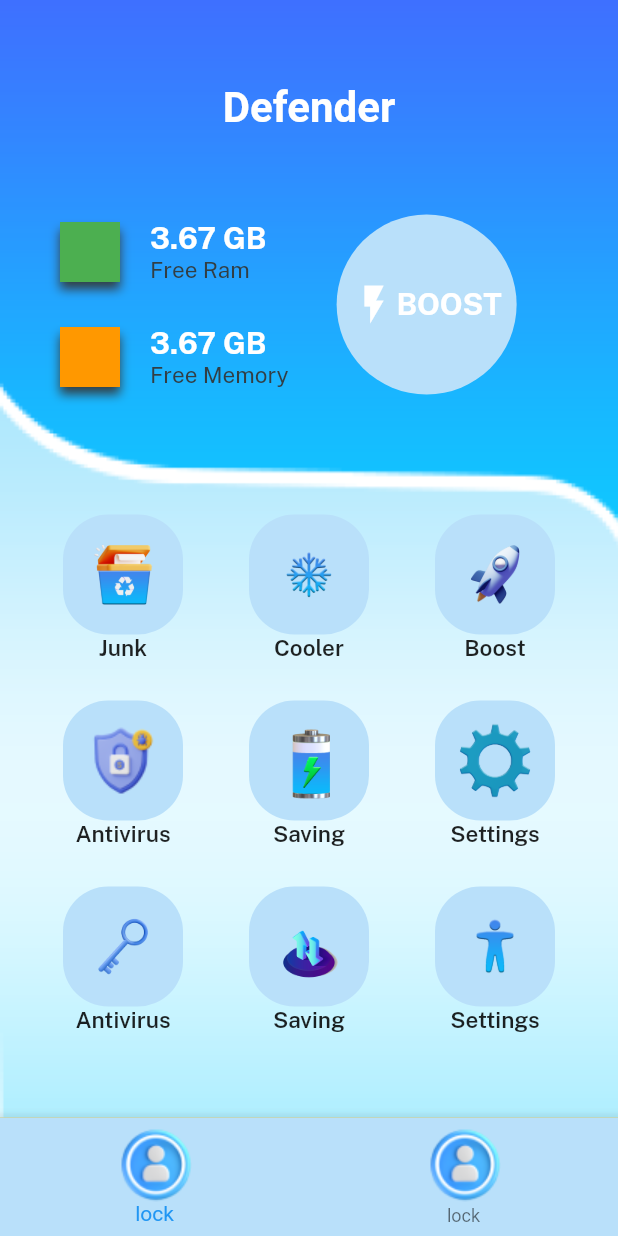
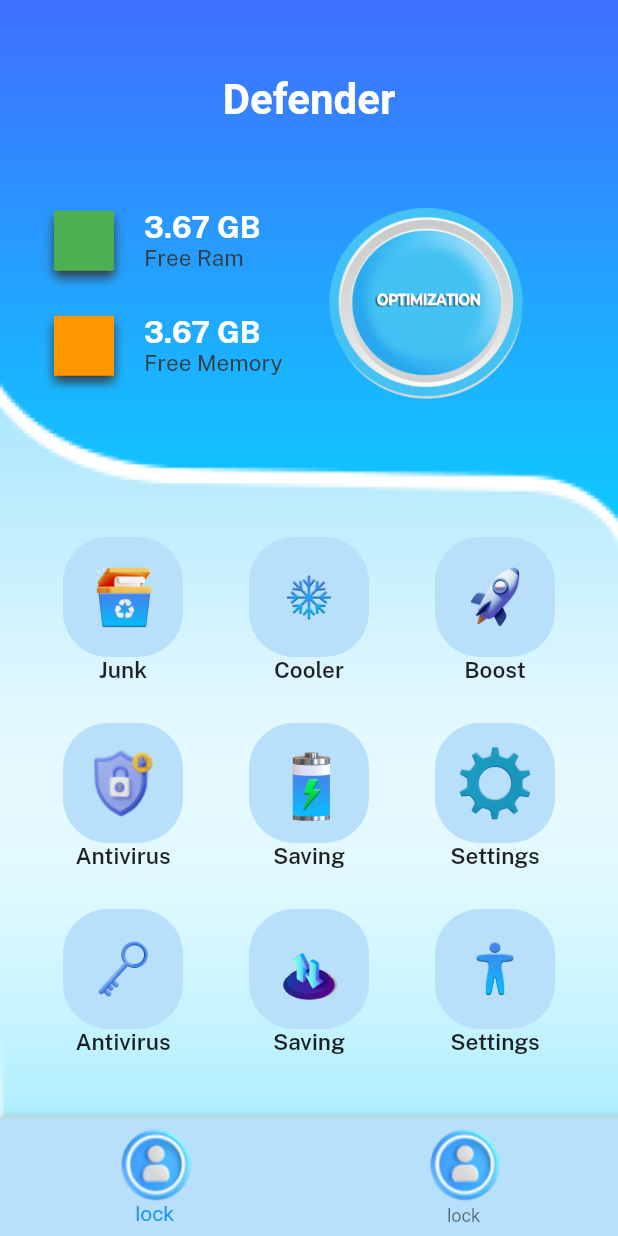
Before and after one commit to TriBhaskar/Flutter-defender, a Flutter app: the screen it shows after launch, on a phone screen of 412 x 824 dp. Run offline on Flutter 3.47's test engine with Material 2 defaults, Android fonts, the phone set to English and light mode, and no system bars; our stand-ins replace circular_countdown_timer, get; missing offline and left inert: material.

Commit message:
done with dashboard and done optimising

```diff
--- a/lib/consts/colors.dart
+++ b/lib/consts/colors.dart
@@ -16,5 +16,6 @@ const decoratedBox = BoxDecoration(
 const white = Colors.white;
 const orange = Colors.orange;
 const green = Colors.green;
+const lgreen = Color.fromARGB(255, 138, 236, 142);
 const gblue = Color.fromARGB(255, 50, 62, 68);
 const lblue = Color.fromARGB(255, 185, 224, 250);
--- a/lib/views/dashboard_screens/components/boost_button.dart
+++ b/lib/views/dashboard_screens/components/boost_button.dart
@@ -1,4 +1,8 @@
+import 'dart:async';
+
+import 'package:circular_countdown_timer/circular_countdown_timer.dart';
 import 'package:defender/consts/colors.dart';
+import 'package:defender/consts/images.dart';
 import 'package:defender/consts/styles.dart';
 import 'package:flutter/material.dart';
 import 'package:flutter/src/widgets/framework.dart';
@@ -11,46 +15,190 @@ class BoostButton extends StatefulWidget {
   State<BoostButton> createState() => _BoostButtonState();
 }
 
-class _BoostButtonState extends State<BoostButton> {
-   bool _isBoosted = false;
+class _BoostButtonState extends State<BoostButton> with TickerProviderStateMixin {
+  //  bool _isBoosted = false;
+// CountDownController _controller = CountDownController();
+// bool _isPause = false;
+  late Timer _timer;
+  double _value = 0;
+  @override
+  void initState() {
+    super.initState();
+    _startTimer();
+  }
+
+    void _startTimer() {
+    if (mounted) {
+      _timer = Timer.periodic(const Duration(milliseconds: 60), (Timer timer) {
+        _incrementPointerValue();
+      });
+    }
+  }
+
+    void _incrementPointerValue() {
+    setState(
+      () {
+        if (_value == 100) {
+          _timer.cancel();
+          Future<dynamic>.delayed(const Duration(milliseconds: 6000));
+          _startTimer();
+        } else {
+          _value++;
+        }
+      },
+    );
+  }
+
    @override
   Widget build(BuildContext context) {
-    return GestureDetector(
+    return Stack(
+      // ignore: prefer_const_literals_to_create_immutables
+      children: [
+        Padding(
+          padding: const EdgeInsets.only(top: 20),
+          child: Center(
+            child: Transform.scale(
+              scale: 1.2,
+              child: boostbutton(),
+            ),
+          ),
+        ),
+      ],
+    );
+  }
+  _Boostbutton boostbutton() => const _Boostbutton();
+  }
 
-      onTap: (){
+  _Boostbutton Boostbutton() => const _Boostbutton();
+
+  class _Boostbutton extends StatefulWidget {
+  const _Boostbutton({
+    Key? key,
+  }) : super(key: key);
+
+  @override
+  State<_Boostbutton> createState() => _BoostbuttonState();
+}
+
+class _BoostbuttonState extends State<_Boostbutton>
+    with TickerProviderStateMixin {
+  // CountDownController _controller = CountDownController();
+  // bool _isPause = false;
+  late Timer _timer;
+  double _value = 0;
+  int _state = 0;
+  @override
+  void initState() {
+    super.initState();
+    _startTimer();
+  }
+
+  //new
+
+    void _startTimer() {
+    if (mounted) {
+      _timer = Timer.periodic(const Duration(milliseconds: 60), (Timer timer) {
+        _incrementPointerValue();
+      });
+    }
+  }
+
+  void _incrementPointerValue() {
+    setState(
+      () {
+        if (_value == 100) {
+          _timer.cancel();
+          Future<dynamic>.delayed(const Duration(milliseconds: 6000));
+          _startTimer();
+        } else {
+          _value++;
+        }
+      },
+    );
+  }
+
+  @override
+  Widget build(BuildContext context) {
+    return Center(
+      // ignore: unnecessary_new
+      child: new Column(
+        mainAxisAlignment: MainAxisAlignment.center,
+        children: <Widget>[
+          // ignore: unnecessary_new
+          new Padding(
+            padding: const EdgeInsets.all(8.0),
+            child: TextButton(
+              child: setUpButtonChild(),
+              onPressed: () {
                 setState(() {
-          _isBoosted = !_isBoosted;
+                  if (_state == 0) {
+                    animateButton();
+                  }
                 });
               },
-      child: AnimatedContainer(
-        duration: const Duration(microseconds: 400),
-        width: 120,
-        height: 120,
-        decoration: BoxDecoration(
-          color: _isBoosted ? orange : lblue,
-          borderRadius: BorderRadius.circular(100)
-        ),
-
-        child: Row(
-          mainAxisAlignment: MainAxisAlignment.center,
-          children: const [
-            Icon(
-              Icons.flash_on,
-              color: Colors.white,
-              size: 30,
-            ),
-
-            Text(
-              'BOOST',
-              style: TextStyle(
-                color: Colors.white,
-                fontFamily: bold,
-                fontSize: 20
             ),
           )
         ],
       ),
+    );
+  }
+
+  Widget setUpButtonChild() {
+    if (_state == 0) {
+      return Padding(
+        padding: const EdgeInsets.only(top: 5),
+        child: SizedBox(
+            height: 120,
+            width: 120,
+            child: Image.asset(optimizationImg)),
+      );
+    } else if (_state == 1) {
+      return const SizedBox(
+        height: 100,
+        width: 100,
+        // color: Color.fromARGB(200, 154, 197, 162),
+        child: CircularProgressIndicator(
+          strokeWidth: 10,
+          valueColor: AlwaysStoppedAnimation<Color>(
+            Color.fromARGB(255, 140, 112, 190),
           ),
+        ),
+      );
+    } else {
+      return Stack(
+        // ignore: prefer_const_literals_to_create_immutables
+        children: [
+          const Center(
+            child: Icon(
+              Icons.check_circle_outlined,
+              color: lgreen,
+              size: 100,
+            ),
+          ),
+          // const Padding(
+          //   padding: EdgeInsets.only(top: 5),
+          //   child: Text(
+          //     'Optimized',
+          //     style: TextStyle(
+          //         fontSize: 30,
+          //         fontWeight: FontWeight.bold,
+          //         color: Colors.black),
+          //   ),
+          // )
+        ],
       );
     }
   }
+
+  void animateButton() {
+    setState(() {
+      _state = 1;
+    });
+
+    Timer(const Duration(milliseconds: 3300), () {
+      setState(() {
+        _state = 2;
+      });
+    });
+  }
+}
--- a/lib/views/dashboard_screens/components/myicons.dart
+++ b/lib/views/dashboard_screens/components/myicons.dart
@@ -14,7 +14,7 @@ class MyIcons extends StatelessWidget {
   Widget build(BuildContext context) {
     return GridView.count(
       crossAxisCount: 3,
-      padding: const EdgeInsets.symmetric(horizontal: 20, vertical: 50),
+      padding: const EdgeInsets.symmetric(horizontal: 20, vertical: 70),
       children: [
         Column(
           children: [
--- a/lib/views/dashboard_screens/dashboard_screen.dart
+++ b/lib/views/dashboard_screens/dashboard_screen.dart
@@ -46,7 +46,7 @@ class _DashboardScreenState extends State<DashboardScreen> {
         child: Column(
           children: [
              const Padding(
-               padding: EdgeInsets.symmetric(vertical: 25, horizontal: 10),
+               padding: EdgeInsets.symmetric(vertical: 20, horizontal: 10),
                child: Text(
                 appname,
                 style: TextStyle(
@@ -57,15 +57,20 @@ class _DashboardScreenState extends State<DashboardScreen> {
                          ),
              ),
              Row(
-               children: const [
-                 Padding(
-                  padding: EdgeInsets.all(20.0),
+               children:  [
+                 const Padding(
+                  padding: EdgeInsets.all(16.0),
                   child: RamMemory(),
             ),
 
                Padding(
-                 padding: EdgeInsets.all(12.0),
-                 child: BoostButton(),
+                 padding: const EdgeInsets.all(4.0),
+                 child: Center(
+                  child: Transform.scale(
+                    scale: 1.2,
+                    child:const BoostButton(),
+                  ),
+                  ),
                )],
              ),
 
--- a/pubspec.yaml
+++ b/pubspec.yaml
@@ -37,6 +37,10 @@ dependencies:
   cupertino_icons: ^1.0.2
   material: ^1.0.0+2
   get: ^4.6.5
+  percent_indicator: ^4.0.1
+  syncfusion_flutter_gauges: ^20.3.58
+  circular_countdown_timer: ^0.2.2
+  stop_watch_timer: ^2.0.0
 
 dev_dependencies:
   flutter_test:
```
Also changed, not shown: pubspec.lock. Lines whose indentation alone changed are shown as unchanged.
